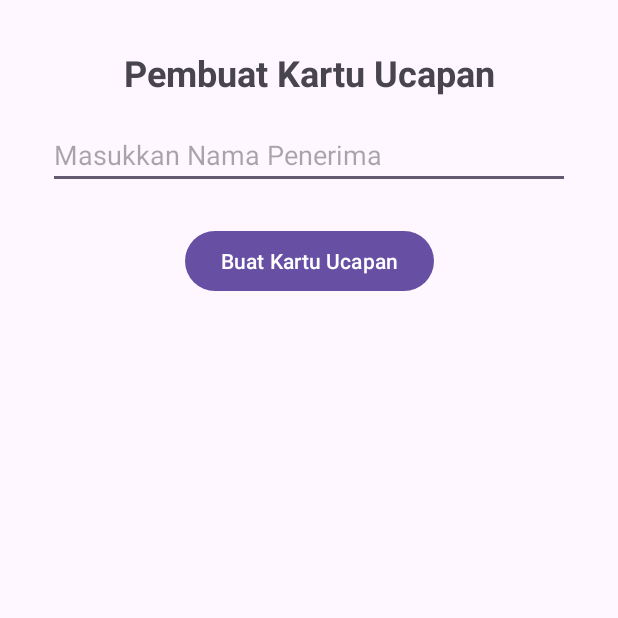
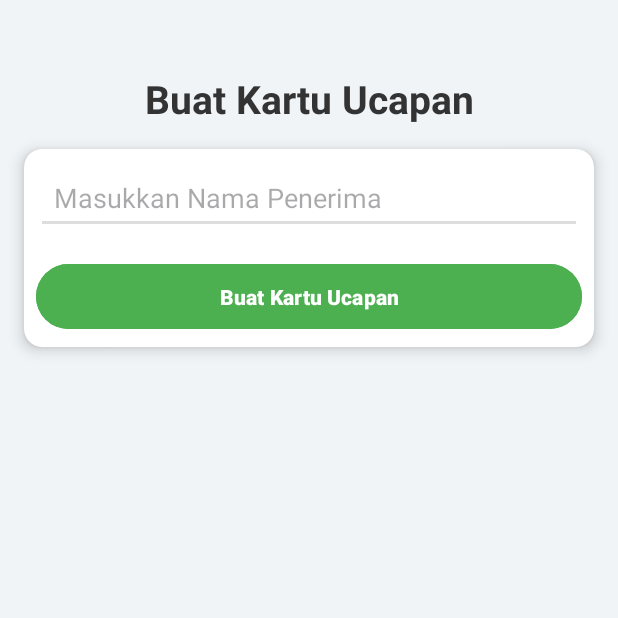
Before and after one commit to muhfadtz/Greeting-Card-Mobile, an Android app: the screen it shows after launch (MainActivity), on a phone screen of 412 x 824 dp, the top half of it. Run offline under Robolectric (Android 15) with nearby library versions, the phone set to English and light mode, and no system bars.

Commit message:
edit style for card

```diff
--- a/app/src/main/res/layout/activity_main.xml
+++ b/app/src/main/res/layout/activity_main.xml
@@ -4,6 +4,7 @@
     xmlns:tools="http://schemas.android.com/tools"
     android:layout_width="match_parent"
     android:layout_height="match_parent"
+    android:background="#f0f4f7"
     tools:context=".MainActivity">
 
     <!-- Title Text -->
@@ -11,35 +12,55 @@
         android:id="@+id/textTitle"
         android:layout_width="wrap_content"
         android:layout_height="wrap_content"
-        android:text="Pembuat Kartu Ucapan"
-        android:textSize="24sp"
+        android:text="Buat Kartu Ucapan"
+        android:textSize="26sp"
         android:textStyle="bold"
+        android:textColor="#333333"
         app:layout_constraintTop_toTopOf="parent"
         app:layout_constraintStart_toStartOf="parent"
         app:layout_constraintEnd_toEndOf="parent"
-        android:layout_marginTop="32dp" />
+        android:layout_marginTop="48dp" />
 
-    <!-- EditText for entering the recipient's name -->
-    <EditText
-        android:id="@+id/editTextName"
+    <!-- CardView untuk membungkus EditText dan Button -->
+    <androidx.cardview.widget.CardView
         android:layout_width="0dp"
         android:layout_height="wrap_content"
-        android:hint="Masukkan Nama Penerima"
+        app:cardCornerRadius="12dp"
+        app:cardElevation="6dp"
+        android:layout_margin="16dp"
+        android:padding="16dp"
         app:layout_constraintTop_toBottomOf="@id/textTitle"
         app:layout_constraintStart_toStartOf="parent"
         app:layout_constraintEnd_toEndOf="parent"
-        android:layout_marginTop="16dp"
-        android:layout_marginStart="32dp"
-        android:layout_marginEnd="32dp"/>
+        android:layout_marginTop="24dp">
 
-    <!-- Button to create the greeting card -->
-    <Button
-        android:id="@+id/buttonCreateCard"
-        android:layout_width="wrap_content"
-        android:layout_height="wrap_content"
-        android:text="Buat Kartu Ucapan"
-        app:layout_constraintTop_toBottomOf="@id/editTextName"
-        app:layout_constraintStart_toStartOf="parent"
-        app:layout_constraintEnd_toEndOf="parent"
-        android:layout_marginTop="24dp"/>
+        <LinearLayout
+            android:layout_width="match_parent"
+            android:layout_height="wrap_content"
+            android:orientation="vertical"
+            android:padding="8dp">
+
+            <!-- EditText for entering the recipient's name -->
+            <EditText
+                android:id="@+id/editTextName"
+                android:layout_width="match_parent"
+                android:layout_height="wrap_content"
+                android:hint="Masukkan Nama Penerima"
+                android:padding="12dp"
+                android:backgroundTint="#DDDDDD"
+                android:layout_marginBottom="16dp"
+                android:inputType="textPersonName" />
+
+            <!-- Button to create the greeting card -->
+            <Button
+                android:id="@+id/buttonCreateCard"
+                android:layout_width="match_parent"
+                android:layout_height="wrap_content"
+                android:text="Buat Kartu Ucapan"
+                android:padding="12dp"
+                android:backgroundTint="#4CAF50"
+                android:textColor="#FFFFFF"
+                android:textStyle="bold" />
+        </LinearLayout>
+    </androidx.cardview.widget.CardView>
 </androidx.constraintlayout.widget.ConstraintLayout>
```
Also changed, not shown: app/src/main/java/com/example/greetingcard/GreetingCardActivity.kt (+48 -4 lines), app/src/main/java/com/example/greetingcard/MainActivity.kt (+13 -6 lines), app/src/main/res/layout/activity_greeting_card.xml (+65 -2 lines), app/src/main/res/drawable/img.png (added), 1 other file.
